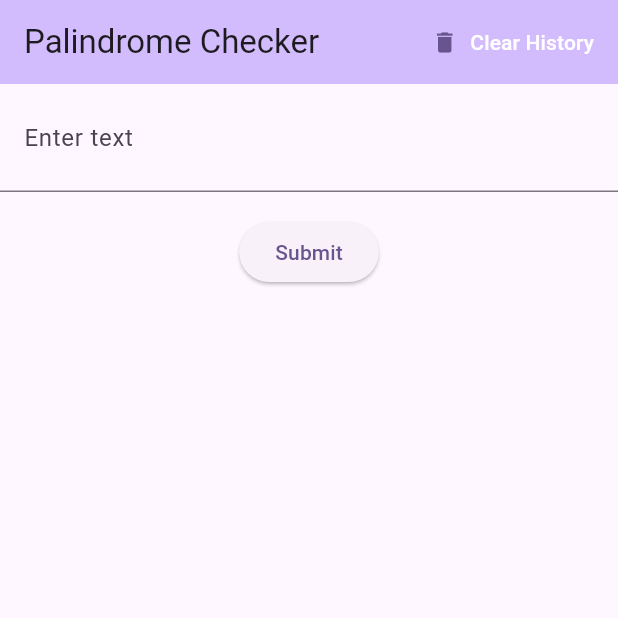
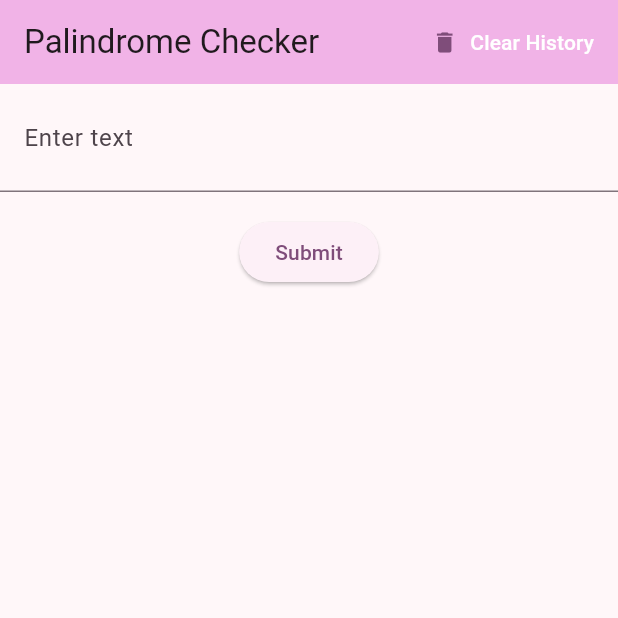
Before and after one commit to jojovibes/HerFuture_assesment, a Flutter app: the screen it shows after launch, on a phone screen of 412 x 824 dp, the top half of it. Run offline on Flutter 3.47's test engine with Material 3 defaults, Android fonts, the phone set to English and light mode, and no system bars; our stand-ins replace shared_preferences.

Commit message:
set color theme to the HerFuture banner color

```diff
--- a/palindrome_checker_app/lib/main.dart
+++ b/palindrome_checker_app/lib/main.dart
@@ -15,7 +15,7 @@ class MyApp extends StatelessWidget {
       debugShowCheckedModeBanner: false,
       title: 'Palindrome Checker',
       theme: ThemeData(
-        colorScheme: ColorScheme.fromSeed(seedColor: Colors.deepPurple),
+        colorScheme: ColorScheme.fromSeed(seedColor: const Color.fromRGBO(194, 109, 187,1)), //color scheme set to HerFuture color
       ),
       home: const MyHomePage(),
     );
```
